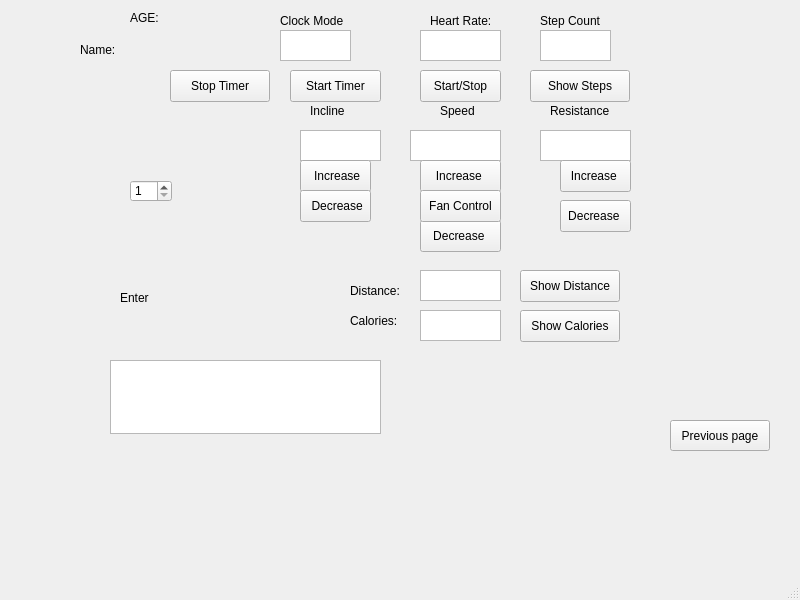
tijeets21/project3_3_Group2, file mainwindow.ui: the form before one commit.
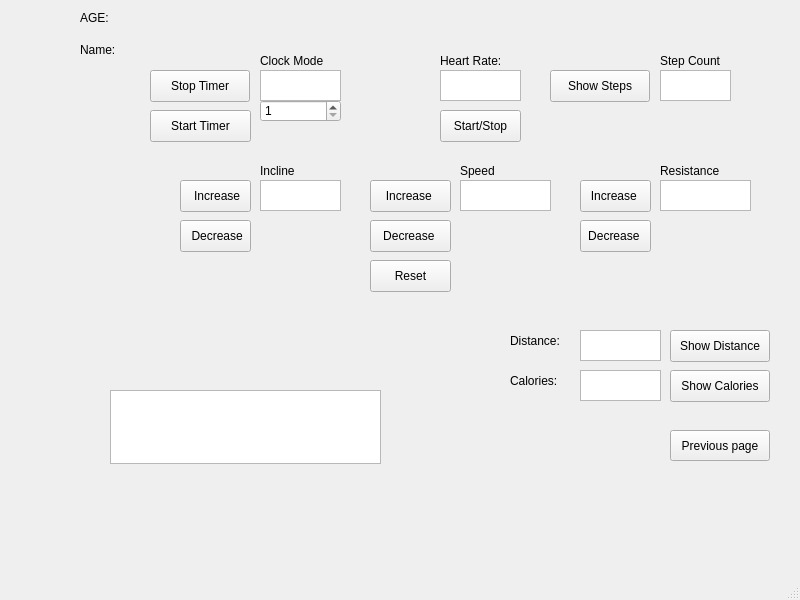
The form after the commit. Icons and pictures are not drawn.

Commit message: Rearranged the User Interface

Diff of the .ui file:
```diff
--- a/mainwindow.ui
+++ b/mainwindow.ui
@@ -247,9 +247,9 @@
      <widget class="QTextEdit" name="clockModeTextEdit">
       <property name="geometry">
        <rect>
-        <x>200</x>
-        <y>30</y>
-        <width>71</width>
+        <x>180</x>
+        <y>70</y>
+        <width>81</width>
         <height>31</height>
        </rect>
       </property>
@@ -257,9 +257,9 @@
      <widget class="QLabel" name="clockModeLabel">
       <property name="geometry">
        <rect>
-        <x>200</x>
-        <y>10</y>
-        <width>71</width>
+        <x>180</x>
+        <y>50</y>
+        <width>81</width>
         <height>21</height>
        </rect>
       </property>
@@ -270,8 +270,8 @@
      <widget class="QTextEdit" name="heartRateTextEdit">
       <property name="geometry">
        <rect>
-        <x>340</x>
-        <y>30</y>
+        <x>360</x>
+        <y>70</y>
         <width>81</width>
         <height>31</height>
        </rect>
@@ -280,8 +280,8 @@
      <widget class="QLabel" name="heartRateLabel">
       <property name="geometry">
        <rect>
-        <x>350</x>
-        <y>10</y>
+        <x>360</x>
+        <y>50</y>
         <width>81</width>
         <height>21</height>
        </rect>
@@ -293,8 +293,8 @@
      <widget class="QLabel" name="stepCountLabel">
       <property name="geometry">
        <rect>
-        <x>460</x>
-        <y>10</y>
+        <x>580</x>
+        <y>50</y>
         <width>81</width>
         <height>21</height>
        </rect>
@@ -306,8 +306,8 @@
      <widget class="QTextEdit" name="stepCountTextEdit">
       <property name="geometry">
        <rect>
-        <x>460</x>
-        <y>30</y>
+        <x>580</x>
+        <y>70</y>
         <width>71</width>
         <height>31</height>
        </rect>
@@ -316,9 +316,9 @@
      <widget class="QPushButton" name="buttonStartTimer">
       <property name="geometry">
        <rect>
-        <x>210</x>
-        <y>70</y>
-        <width>91</width>
+        <x>70</x>
+        <y>110</y>
+        <width>101</width>
         <height>32</height>
        </rect>
       </property>
@@ -329,8 +329,8 @@
      <widget class="QPushButton" name="heartRateButton">
       <property name="geometry">
        <rect>
-        <x>340</x>
-        <y>70</y>
+        <x>360</x>
+        <y>110</y>
         <width>81</width>
         <height>32</height>
        </rect>
@@ -342,9 +342,9 @@
      <widget class="QLabel" name="inclineLabel">
       <property name="geometry">
        <rect>
-        <x>230</x>
-        <y>100</y>
-        <width>41</width>
+        <x>180</x>
+        <y>160</y>
+        <width>71</width>
         <height>21</height>
        </rect>
       </property>
@@ -355,8 +355,8 @@
      <widget class="QTextEdit" name="inclineTextEdit">
       <property name="geometry">
        <rect>
-        <x>220</x>
-        <y>130</y>
+        <x>180</x>
+        <y>180</y>
         <width>81</width>
         <height>31</height>
        </rect>
@@ -365,8 +365,8 @@
      <widget class="QLabel" name="speedLabel">
       <property name="geometry">
        <rect>
-        <x>360</x>
-        <y>100</y>
+        <x>380</x>
+        <y>160</y>
         <width>41</width>
         <height>21</height>
        </rect>
@@ -378,8 +378,8 @@
      <widget class="QTextEdit" name="fanSpeedTextEdit">
       <property name="geometry">
        <rect>
-        <x>330</x>
-        <y>130</y>
+        <x>380</x>
+        <y>180</y>
         <width>91</width>
         <height>31</height>
        </rect>
@@ -388,8 +388,8 @@
      <widget class="QLabel" name="resistanceLabel">
       <property name="geometry">
        <rect>
-        <x>470</x>
-        <y>100</y>
+        <x>580</x>
+        <y>160</y>
         <width>71</width>
         <height>21</height>
        </rect>
@@ -401,8 +401,8 @@
      <widget class="QTextEdit" name="resistanceTextEdit">
       <property name="geometry">
        <rect>
-        <x>460</x>
-        <y>130</y>
+        <x>580</x>
+        <y>180</y>
         <width>91</width>
         <height>31</height>
        </rect>
@@ -411,8 +411,8 @@
      <widget class="QPushButton" name="increaseInclineButton">
       <property name="geometry">
        <rect>
-        <x>220</x>
-        <y>160</y>
+        <x>100</x>
+        <y>180</y>
         <width>71</width>
         <height>32</height>
        </rect>
@@ -424,8 +424,8 @@
      <widget class="QPushButton" name="decreaseInclineButton">
       <property name="geometry">
        <rect>
-        <x>220</x>
-        <y>190</y>
+        <x>100</x>
+        <y>220</y>
         <width>71</width>
         <height>32</height>
        </rect>
@@ -437,8 +437,8 @@
      <widget class="QPushButton" name="increaseFanButton">
       <property name="geometry">
        <rect>
-        <x>340</x>
-        <y>160</y>
+        <x>290</x>
+        <y>180</y>
         <width>81</width>
         <height>32</height>
        </rect>
@@ -450,7 +450,7 @@
      <widget class="QPushButton" name="decreaseFanButton">
       <property name="geometry">
        <rect>
-        <x>340</x>
+        <x>290</x>
         <y>220</y>
         <width>81</width>
         <height>32</height>
@@ -463,21 +463,21 @@
      <widget class="QPushButton" name="fanButton">
       <property name="geometry">
        <rect>
-        <x>340</x>
-        <y>190</y>
+        <x>290</x>
+        <y>260</y>
         <width>81</width>
         <height>32</height>
        </rect>
       </property>
       <property name="text">
-       <string>Fan Control</string>
+       <string>Reset</string>
       </property>
      </widget>
      <widget class="QPushButton" name="increaseResistanceButton">
       <property name="geometry">
        <rect>
-        <x>480</x>
-        <y>160</y>
+        <x>500</x>
+        <y>180</y>
         <width>71</width>
         <height>32</height>
        </rect>
@@ -489,8 +489,8 @@
      <widget class="QPushButton" name="decreaseResistanceButton">
       <property name="geometry">
        <rect>
-        <x>480</x>
-        <y>200</y>
+        <x>500</x>
+        <y>220</y>
         <width>71</width>
         <height>32</height>
        </rect>
@@ -502,8 +502,8 @@
      <widget class="QTextEdit" name="distanceTextEdit">
       <property name="geometry">
        <rect>
-        <x>340</x>
-        <y>270</y>
+        <x>500</x>
+        <y>330</y>
         <width>81</width>
         <height>31</height>
        </rect>
@@ -512,8 +512,8 @@
      <widget class="QLabel" name="distanceLabel">
       <property name="geometry">
        <rect>
-        <x>270</x>
-        <y>280</y>
+        <x>430</x>
+        <y>330</y>
         <width>61</width>
         <height>21</height>
        </rect>
@@ -525,8 +525,8 @@
      <widget class="QLabel" name="caloriesLabel">
       <property name="geometry">
        <rect>
-        <x>270</x>
-        <y>310</y>
+        <x>430</x>
+        <y>370</y>
         <width>61</width>
         <height>21</height>
        </rect>
@@ -538,8 +538,8 @@
      <widget class="QTextEdit" name="caloriesTextEdit">
       <property name="geometry">
        <rect>
-        <x>340</x>
-        <y>310</y>
+        <x>500</x>
+        <y>370</y>
         <width>81</width>
         <height>31</height>
        </rect>
@@ -548,8 +548,8 @@
      <widget class="QPushButton" name="buttonShowDistance">
       <property name="geometry">
        <rect>
-        <x>440</x>
-        <y>270</y>
+        <x>590</x>
+        <y>330</y>
         <width>100</width>
         <height>32</height>
        </rect>
@@ -562,7 +562,7 @@
       <property name="geometry">
        <rect>
         <x>30</x>
-        <y>360</y>
+        <y>390</y>
         <width>271</width>
         <height>74</height>
        </rect>
@@ -572,7 +572,7 @@
       <property name="geometry">
        <rect>
         <x>590</x>
-        <y>420</y>
+        <y>430</y>
         <width>100</width>
         <height>31</height>
        </rect>
@@ -584,7 +584,7 @@
      <widget class="QLabel" name="labelDisplayAge">
       <property name="geometry">
        <rect>
-        <x>50</x>
+        <x>0</x>
         <y>10</y>
         <width>58</width>
         <height>16</height>
@@ -610,7 +610,7 @@
      <widget class="QPushButton" name="buttonStopTimer">
       <property name="geometry">
        <rect>
-        <x>90</x>
+        <x>70</x>
         <y>70</y>
         <width>100</width>
         <height>32</height>
@@ -623,8 +623,8 @@
      <widget class="QPushButton" name="buttonShowCalories">
       <property name="geometry">
        <rect>
-        <x>440</x>
-        <y>310</y>
+        <x>590</x>
+        <y>370</y>
         <width>100</width>
         <height>32</height>
        </rect>
@@ -636,7 +636,7 @@
      <widget class="QPushButton" name="buttonShowSteps">
       <property name="geometry">
        <rect>
-        <x>450</x>
+        <x>470</x>
         <y>70</y>
         <width>100</width>
         <height>32</height>
@@ -649,9 +649,9 @@
      <widget class="QSpinBox" name="spinBoxCountdown">
       <property name="geometry">
        <rect>
-        <x>50</x>
-        <y>180</y>
-        <width>42</width>
+        <x>180</x>
+        <y>100</y>
+        <width>81</width>
         <height>22</height>
        </rect>
       </property>
@@ -662,19 +662,6 @@
        <number>3600</number>
       </property>
      </widget>
-     <widget class="QLabel" name="labelCountdown">
-      <property name="geometry">
-       <rect>
-        <x>40</x>
-        <y>290</y>
-        <width>58</width>
-        <height>16</height>
-       </rect>
-      </property>
-      <property name="text">
-       <string>Enter</string>
-      </property>
-     </widget>
      <widget class="QLabel" name="label_6">
       <property name="geometry">
        <rect>
```
The commit also changes 3 other files.
